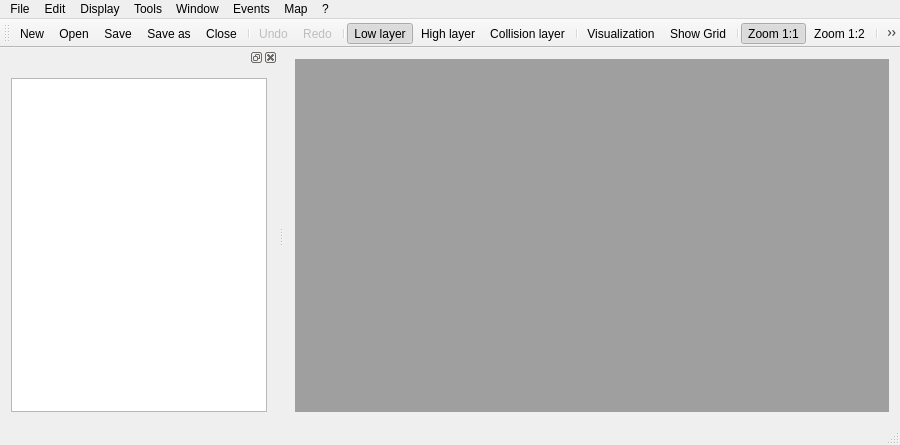
First picture: the form in MapEditor/MainWindow.ui, repository BenjBoug/Map-Editor, before the edit.
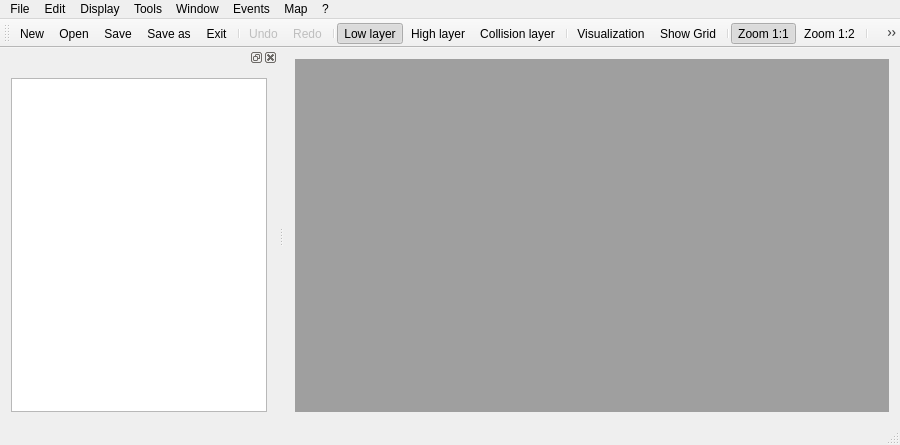
Second picture: the form after the edit. Icons and pictures are not drawn.

```diff
--- a/MapEditor/MainWindow.ui
+++ b/MapEditor/MainWindow.ui
@@ -145,7 +145,7 @@
    <addaction name="actionOpen"/>
    <addaction name="actionSave"/>
    <addaction name="actionSave_as"/>
-   <addaction name="actionClose"/>
+   <addaction name="actionExit"/>
    <addaction name="separator"/>
    <addaction name="actionUndo"/>
    <addaction name="actionRedo"/>
@@ -233,13 +233,13 @@
     <string>Ctrl+Shift+S</string>
    </property>
   </action>
-  <action name="actionClose">
+  <action name="actionExit">
    <property name="icon">
     <iconset>
      <normaloff>../../build-ZeldaV6-Desktop_Qt_5_2_1_GCC_32bit-Debug/Resources/images/mapEditor/porte-sortie-icone-7442-48.png</normaloff>../../build-ZeldaV6-Desktop_Qt_5_2_1_GCC_32bit-Debug/Resources/images/mapEditor/porte-sortie-icone-7442-48.png</iconset>
    </property>
    <property name="text">
-    <string>Close</string>
+    <string>Exit</string>
    </property>
    <property name="toolTip">
     <string>Close</string>
```
Left out of the diff: 185 changed lines with no effect on the pictures.
